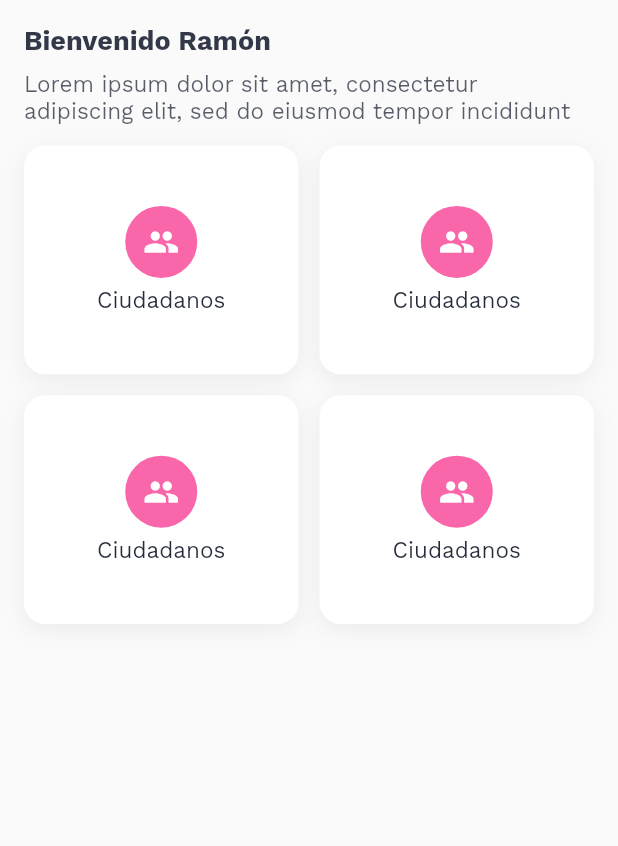
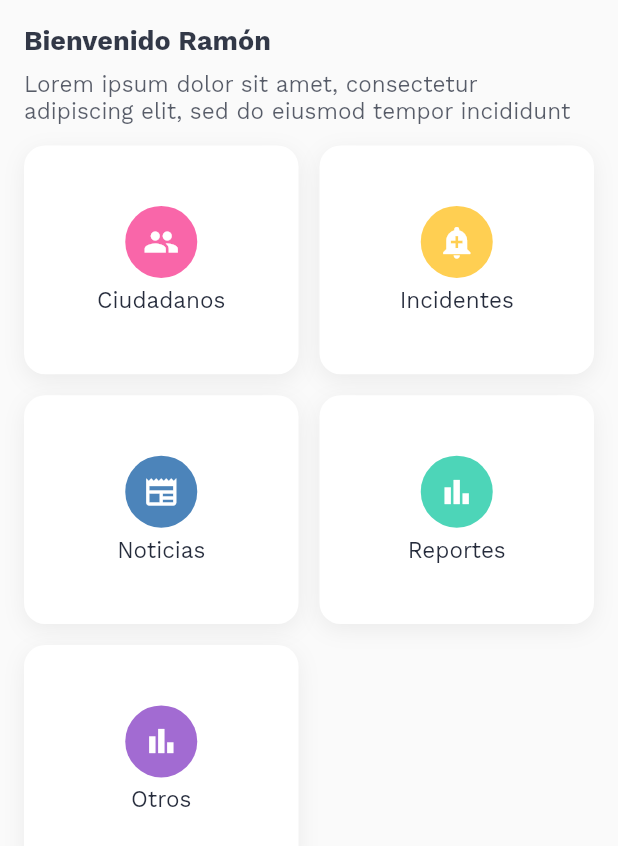
Before and after one commit to ehbarrionuevo/flutter_codigo2_alertapp, a Flutter app: the HomePage screen opened directly, on a phone screen of 412 x 824 dp. Shown: the top 846 px of the screen. Run offline on Flutter 3.47's test engine with Material 2 defaults, Android fonts, the phone set to English and light mode, and no system bars; our stand-ins replace google_fonts.

Commit message:
HomePage 1.5

```diff
--- a/lib/ui/pages/home_page.dart
+++ b/lib/ui/pages/home_page.dart
@@ -40,10 +40,32 @@ class HomePage extends StatelessWidget {
                   crossAxisSpacing: 14.0,
                   mainAxisSpacing: 14.0,
                   children: [
-                    ItemMenuWidget(),
-                    ItemMenuWidget(),
-                    ItemMenuWidget(),
-                    ItemMenuWidget(),
+                    ItemMenuWidget(
+                      color: Color(0xfff72585),
+                      icon: Icons.people,
+                      text: "Ciudadanos",
+                    ),
+                    ItemMenuWidget(
+                      color: Color(0xffffba08),
+                      icon: Icons.add_alert,
+                      text: "Incidentes",
+                    ),
+                    ItemMenuWidget(
+                      color: Color(0xff00509d),
+                      icon: Icons.newspaper,
+                      text: "Noticias",
+                    ),
+                    ItemMenuWidget(
+                      color: Color(0xff02c39a),
+                      icon: Icons.bar_chart,
+                      text: "Reportes",
+                    ),
+                    ItemMenuWidget(
+                      color: Color(0xff7b2cbf),
+                      icon: Icons.bar_chart,
+                      text: "Otros",
+                    ),
+
                   ],
                 ),
               ),
--- a/lib/ui/widgets/item_menu_widget.dart
+++ b/lib/ui/widgets/item_menu_widget.dart
@@ -1,15 +1,21 @@
-
-
 import 'package:codigo2_alerta/ui/general/colors.dart';
 import 'package:codigo2_alerta/ui/widgets/general_widget.dart';
 import 'package:flutter/material.dart';
 
 class ItemMenuWidget extends StatelessWidget {
-  const ItemMenuWidget({Key? key}) : super(key: key);
+  String text;
+  Color color;
+  IconData icon;
+
+  ItemMenuWidget({
+    required this.text,
+    required this.color,
+    required this.icon,
+  });
 
   @override
   Widget build(BuildContext context) {
-    return  Container(
+    return Container(
       decoration: BoxDecoration(
         color: Colors.white,
         borderRadius: BorderRadius.circular(14.0),
@@ -27,17 +33,17 @@ class ItemMenuWidget extends StatelessWidget {
           Container(
             padding: EdgeInsets.all(12.0),
             decoration: BoxDecoration(
-              color: Color(0xfff72585).withOpacity(0.7),
+              color: color.withOpacity(0.7),
               shape: BoxShape.circle,
             ),
             child: Icon(
-              Icons.people,
+              icon,
               color: Colors.white,
             ),
           ),
           spacing6,
           Text(
-            "Ciudadanos",
+            text,
             style: TextStyle(
               color: kFontPrimaryColor.withOpacity(0.85),
               fontSize: 15.0,
```
